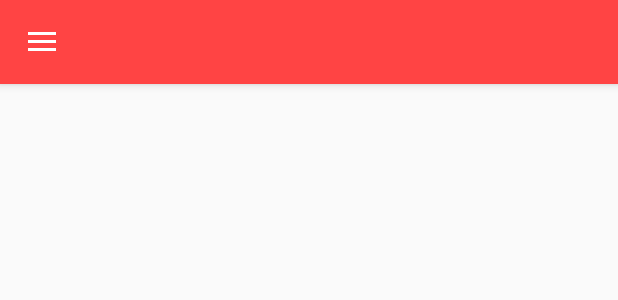
After one commit to andaluz/MaterialDesign, an Android app: the layout toolbar_transparent.xml on its own in the app's theme, with its tools: preview values and no code run, on a phone screen of 412 x 824 dp. The commit adds this screen. Shown: the top 300 px of the screen. Run offline under Robolectric (Android 15) with nearby library versions, the phone set to English and light mode, and no system bars.

Commit message:
Added custom toolbar in transparent fragment.

```diff
--- a/app/src/main/res/layout/app_bar_main.xml
+++ b/app/src/main/res/layout/app_bar_main.xml
@@ -18,6 +18,7 @@
             android:id="@+id/toolbar"
             android:layout_width="match_parent"
             android:layout_height="?attr/actionBarSize"
+            android:background="?attr/colorPrimary"
             app:popupTheme="@style/AppTheme.PopupOverlay" />
 
     </android.support.design.widget.AppBarLayout>
--- /dev/null
+++ b/app/src/main/res/layout/toolbar_transparent.xml
@@ -0,0 +1,15 @@
+<?xml version="1.0" encoding="utf-8"?>
+<android.support.v7.widget.Toolbar
+    xmlns:android="http://schemas.android.com/apk/res/android"
+    android:layout_width="match_parent"
+    android:layout_height="?attr/actionBarSize"
+    android:background="@android:color/holo_red_light"
+    android:elevation="4dp"
+    android:layout_alignParentTop="true"
+    >
+
+    <ImageView
+        android:layout_width="wrap_content"
+        android:layout_height="match_parent"
+        android:src="@mipmap/ic_menu_white_24dp"/>
+</android.support.v7.widget.Toolbar>
```
Also changed, not shown: app/src/main/java/app/appplanet/com/mytoolbar/TransparentFragment.java (+23 -1 lines), app/src/main/res/layout/fragment_transparent_toolbar.xml (+6 -3 lines), app/src/main/res/mipmap-hdpi/ic_menu_white_24dp.png (added), app/src/main/res/mipmap-mdpi/ic_menu_white_24dp.png (added), app/src/main/res/mipmap-xhdpi/ic_menu_white_24dp.png (added), app/src/main/res/mipmap-xxhdpi/ic_menu_white_24dp.png (added), app/src/main/res/mipmap-xxxhdpi/ic_menu_white_24dp.png (added).
